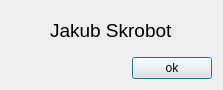
Before: the Qt Designer form View/About.ui in cipher0ne/password-vault, drawn with Qt 5.
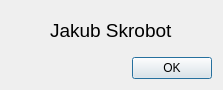
After: the same form once the commit is applied.

```diff
--- a/View/About.ui
+++ b/View/About.ui
@@ -102,7 +102,7 @@
          <item>
           <widget class="QPushButton" name="pushButton">
            <property name="text">
-            <string>ok</string>
+            <string>OK</string>
            </property>
           </widget>
          </item>
```
